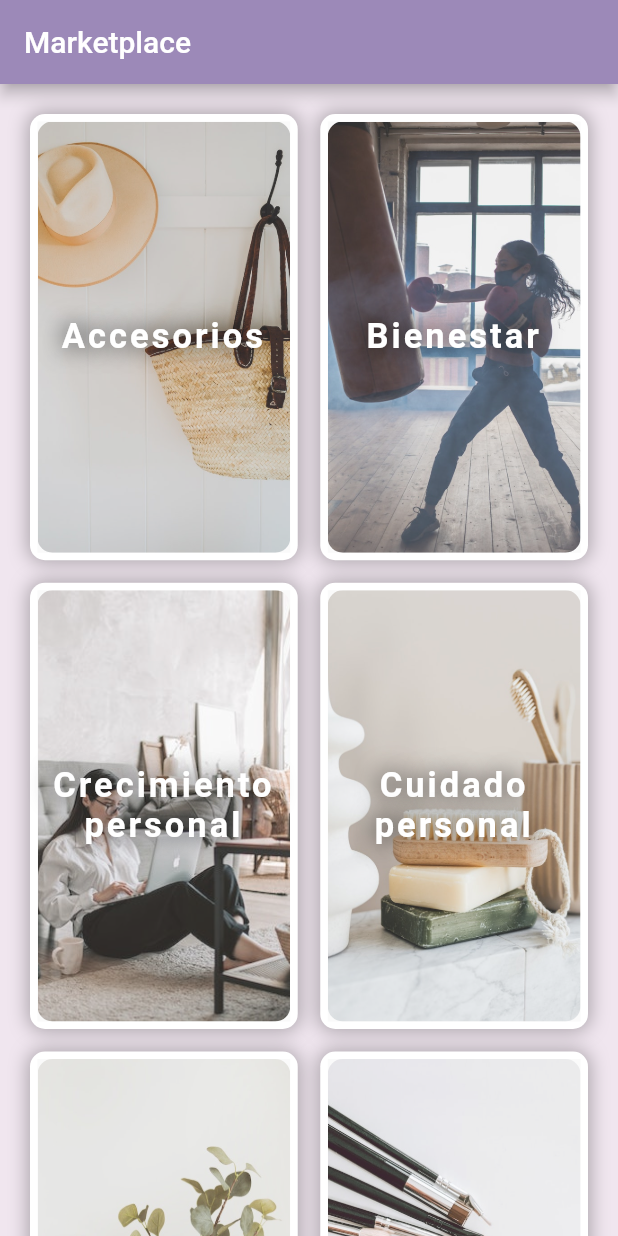
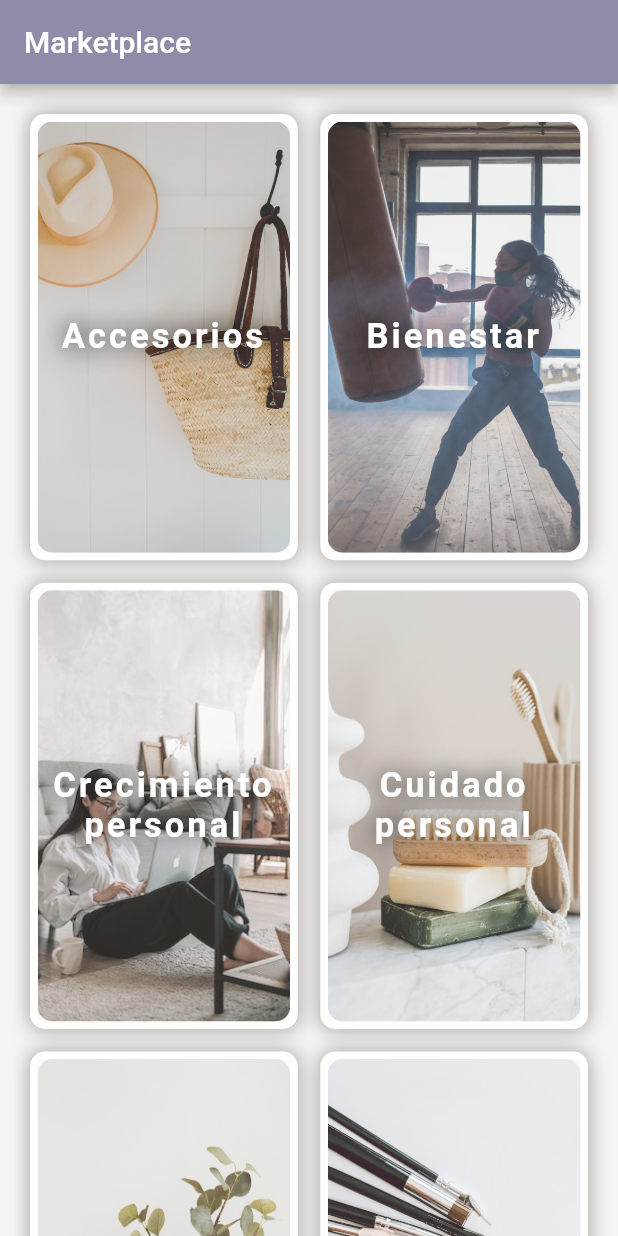
Before and after one commit to danielarico/marketplace_flutter, a Flutter app: the screen it shows after launch, on a phone screen of 412 x 824 dp. Run offline on Flutter 3.47's test engine with Material 2 defaults, Android fonts, the light colour scheme and no system bars.

Commit message:
Changing colors palette

```diff
--- a/lib/foundations/app_colors.dart
+++ b/lib/foundations/app_colors.dart
@@ -1,12 +1,10 @@
 import 'package:flutter/material.dart';
 
 class AppColors {
-  static const Color PURPLE = Color(0xff9c89b8);
-  static const Color PINK = Color(0xfff0a6ca);
-  static const Color LIGHT_PINK = Color(0xffefc3e6);
-  static const Color CREAM = Color(0xfff0e6ef);
-  static const Color LAVENDER = Color(0xffb8bedd);
-  static const Color WHITE = Color(0xffffffff);
-  static const Color BLACK = Color(0xff000000);
-  static const Color GREY = Color(0xffc5c3c6);
+  static const Color PRIMARY_01 = Color(0XFF8D8DAA);
+  static const Color PRIMARY_02 = Color(0XFFF7F5F2);
+  static const Color SECONDARY_01 = Color(0XFFDFDFDE);
+  static const Color SECONDARY_02 = Color(0XFFF56D91);
+  static const Color WHITE = Color(0XFFFFFFFF);
+  static const Color BLACK = Color(0XFF000000);
 }
--- a/lib/main.dart
+++ b/lib/main.dart
@@ -14,14 +14,14 @@ class MyApp extends StatelessWidget {
     return MaterialApp(
       title: 'Marketplace demo',
       theme: ThemeData(
-        primaryColor: AppColors.PURPLE,
-        appBarTheme: const AppBarTheme(color: AppColors.PURPLE),
-        scaffoldBackgroundColor: AppColors.CREAM,
+        primaryColor: AppColors.PRIMARY_01,
+        appBarTheme: const AppBarTheme(color: AppColors.PRIMARY_01),
+        scaffoldBackgroundColor: AppColors.PRIMARY_02,
         buttonTheme: const ButtonThemeData(
-          buttonColor: AppColors.PURPLE,
+          buttonColor: AppColors.PRIMARY_01,
         ),
         floatingActionButtonTheme: const FloatingActionButtonThemeData(
-          backgroundColor: AppColors.PURPLE,
+          backgroundColor: AppColors.PRIMARY_01,
         ),
       ),
       home: const MyHomePage(title: 'Marketplace'),
```
